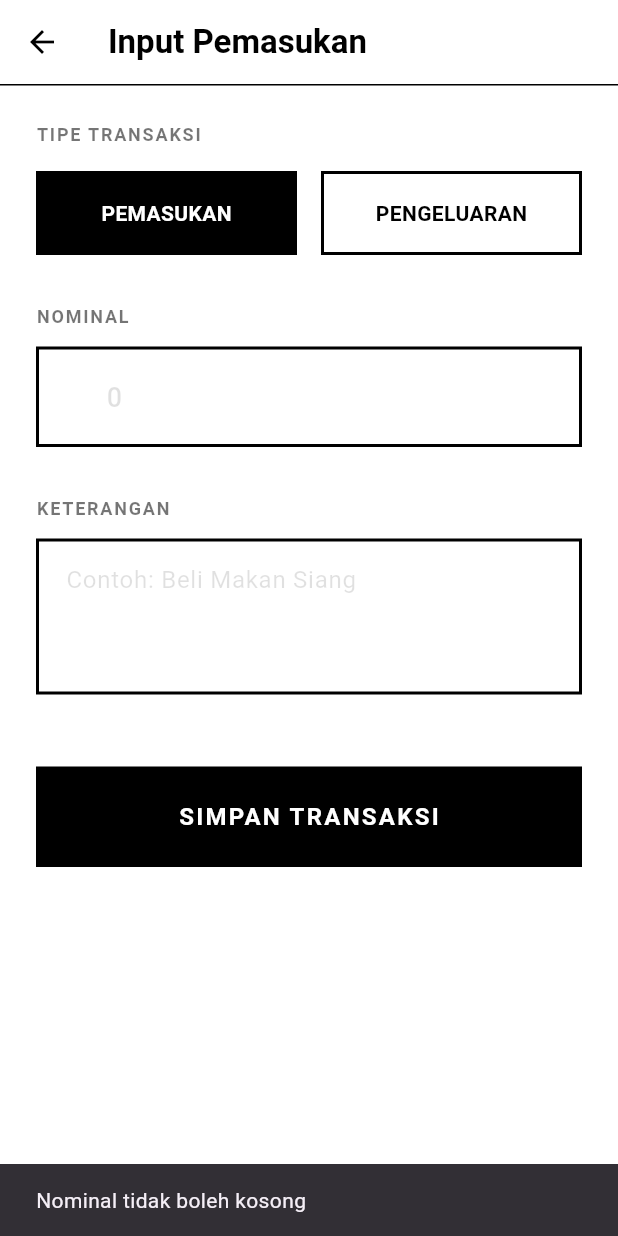
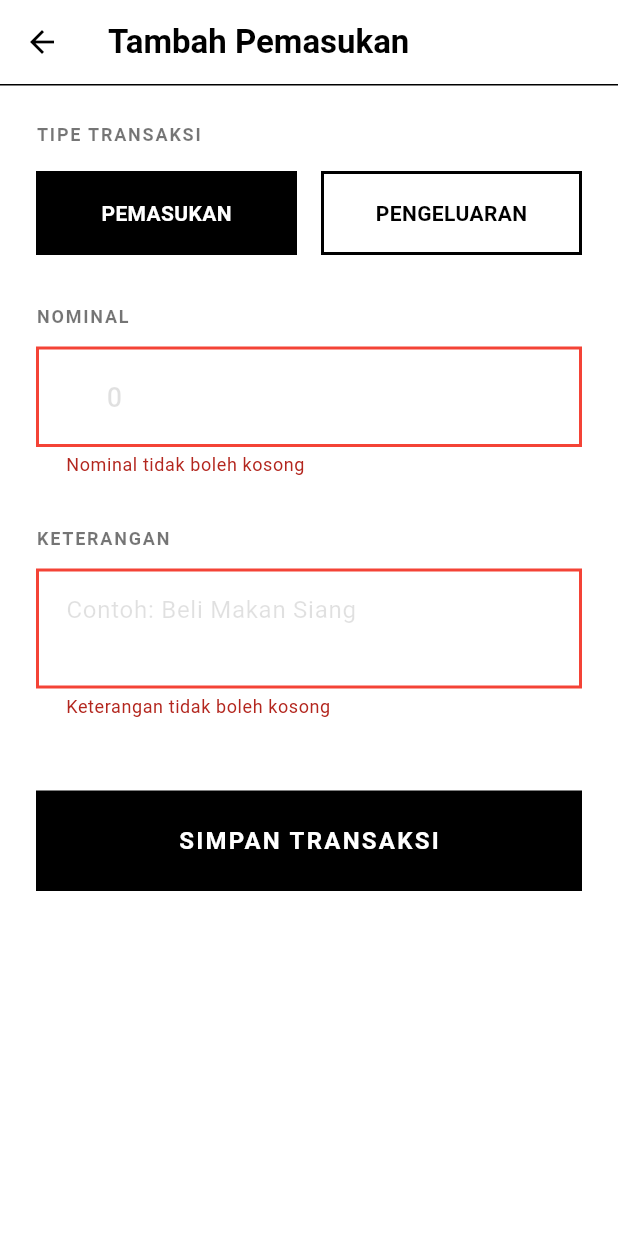
Before and after one commit to hifnikhalid18-lang/Smartkas, a Flutter app: the InputScreen screen opened directly, after a tap on "SIMPAN TRANSAKSI", on a phone screen of 412 x 824 dp. Run offline on Flutter 3.47's test engine with Material 3 defaults, Android fonts, the phone set to English and light mode, and no system bars; our stand-ins replace shared_preferences; accounts and stored records are empty.

Commit message:
feat: add strong validation for transaction input form

```diff
--- a/lib/screens/input_screen.dart
+++ b/lib/screens/input_screen.dart
@@ -1,4 +1,5 @@
 import 'package:flutter/material.dart';
+import 'package:flutter/services.dart';
 import 'package:intl/intl.dart';
 import '../models/transaction.dart';
 import '../providers/transaction_provider.dart';
@@ -22,6 +23,9 @@ class _InputScreenState extends State<InputScreen> {
   late TextEditingController _keteranganController;
   late TransactionType _selectedType;
 
+  String? _nominalError;
+  String? _keteranganError;
+
   @override
   void initState() {
     super.initState();
@@ -44,38 +48,54 @@ class _InputScreenState extends State<InputScreen> {
     super.dispose();
   }
 
-  void _simpan() {
+  bool _validate() {
+    bool isValid = true;
     final String nominalText = _nominalController.text.trim();
     final String keterangan = _keteranganController.text.trim();
 
-    if (nominalText.isEmpty) {
-      ScaffoldMessenger.of(context).showSnackBar(
-        const SnackBar(content: Text('Nominal tidak boleh kosong')),
-      );
-      return;
-    }
+    setState(() {
+      // Validasi Nominal
+      if (nominalText.isEmpty) {
+        _nominalError = 'Nominal tidak boleh kosong';
+        isValid = false;
+      } else {
+        final double? nominal = double.tryParse(nominalText.replaceAll('.', ''));
+        if (nominal == null) {
+          _nominalError = 'Harus berupa angka';
+          isValid = false;
+        } else if (nominal <= 0) {
+          _nominalError = 'Nominal harus lebih besar dari 0';
+          isValid = false;
+        } else if (nominalText.length > 9) {
+          _nominalError = 'Maksimal 9 digit (999.999.999)';
+          isValid = false;
+        } else {
+          _nominalError = null;
+        }
+      }
 
-    // Membersihkan input dari titik (pemisah ribuan) agar bisa diparsing
-    final String cleanNominal = nominalText.replaceAll('.', '');
-    final double? nominal = double.tryParse(cleanNominal);
+      // Validasi Keterangan
+      if (keterangan.isEmpty) {
+        _keteranganError = 'Keterangan tidak boleh kosong';
+        isValid = false;
+      } else {
+        _keteranganError = null;
+      }
+    });
 
-    if (nominal == null || nominal <= 0) {
-      ScaffoldMessenger.of(context).showSnackBar(
-        const SnackBar(
-          content: Text('Nominal harus angka dan lebih besar dari 0'),
-          backgroundColor: Colors.black,
-        ),
-      );
-      return;
-    }
+    return isValid;
+  }
 
-    final String finalKeterangan = keterangan.isEmpty ? 'Tanpa keterangan' : keterangan;
+  void _simpan() {
+    if (!_validate()) return;
+
+    final double nominal = double.parse(_nominalController.text.trim().replaceAll('.', ''));
+    final String keterangan = _keteranganController.text.trim();
 
     if (widget.transactionToEdit != null) {
-      // Logic Update
       final updatedTransaction = TransactionModel(
         id: widget.transactionToEdit!.id,
-        title: finalKeterangan,
+        title: keterangan,
         amount: nominal,
         date: widget.transactionToEdit!.date,
         type: _selectedType,
@@ -89,10 +109,9 @@ class _InputScreenState extends State<InputScreen> {
         ),
       );
     } else {
-      // Logic Tambah Baru
       final transaction = TransactionModel(
         id: DateTime.now().millisecondsSinceEpoch.toString(),
-        title: finalKeterangan,
+        title: keterangan,
         amount: nominal,
         date: DateTime.now(),
         type: _selectedType,
@@ -121,7 +140,7 @@ class _InputScreenState extends State<InputScreen> {
         elevation: 0,
         iconTheme: const IconThemeData(color: Colors.black),
         title: Text(
-          isEditing ? 'Edit ${widget.type}' : 'Input ${widget.type}',
+          isEditing ? 'Edit Transaksi' : 'Tambah ${widget.type}',
           style: const TextStyle(
             color: Colors.black,
             fontWeight: FontWeight.bold,
@@ -135,12 +154,13 @@ class _InputScreenState extends State<InputScreen> {
           ),
         ),
       ),
-      body: Padding(
-        padding: const EdgeInsets.all(24.0),
-        child: SingleChildScrollView(
+      body: SingleChildScrollView(
+        child: Padding(
+          padding: const EdgeInsets.all(24.0),
           child: Column(
             crossAxisAlignment: CrossAxisAlignment.stretch,
             children: [
+              // 3. Transaction Type Selector
               const Text(
                 'TIPE TRANSAKSI',
                 style: TextStyle(
@@ -153,54 +173,14 @@ class _InputScreenState extends State<InputScreen> {
               const SizedBox(height: 16),
               Row(
                 children: [
-                  Expanded(
-                    child: InkWell(
-                      onTap: () => setState(() => _selectedType = TransactionType.pemasukan),
-                      child: Container(
-                        padding: const EdgeInsets.symmetric(vertical: 16),
-                        decoration: BoxDecoration(
-                          color: _selectedType == TransactionType.pemasukan ? Colors.black : Colors.white,
-                          border: Border.all(color: Colors.black, width: 2),
-                        ),
-                        child: Center(
-                          child: Text(
-                            'PEMASUKAN',
-                            style: TextStyle(
-                              color: _selectedType == TransactionType.pemasukan ? Colors.white : Colors.black,
-                              fontSize: 14,
-                              fontWeight: FontWeight.bold,
-                            ),
-                          ),
-                        ),
-                      ),
-                    ),
-                  ),
+                  _buildTypeOption(TransactionType.pemasukan, 'PEMASUKAN'),
                   const SizedBox(width: 16),
-                  Expanded(
-                    child: InkWell(
-                      onTap: () => setState(() => _selectedType = TransactionType.pengeluaran),
-                      child: Container(
-                        padding: const EdgeInsets.symmetric(vertical: 16),
-                        decoration: BoxDecoration(
-                          color: _selectedType == TransactionType.pengeluaran ? Colors.black : Colors.white,
-                          border: Border.all(color: Colors.black, width: 2),
-                        ),
-                        child: Center(
-                          child: Text(
-                            'PENGELUARAN',
-                            style: TextStyle(
-                              color: _selectedType == TransactionType.pengeluaran ? Colors.white : Colors.black,
-                              fontSize: 14,
-                              fontWeight: FontWeight.bold,
-                            ),
-                          ),
-                        ),
-                      ),
-                    ),
-                  ),
+                  _buildTypeOption(TransactionType.pengeluaran, 'PENGELUARAN'),
                 ],
               ),
               const SizedBox(height: 32),
+
+              // 1. Input Nominal Field
               const Text(
                 'NOMINAL',
                 style: TextStyle(
@@ -214,24 +194,39 @@ class _InputScreenState extends State<InputScreen> {
               TextField(
                 controller: _nominalController,
                 keyboardType: TextInputType.number,
+                inputFormatters: [
+                  FilteringTextInputFormatter.digitsOnly,
+                  LengthLimitingTextInputFormatter(9),
+                ],
                 style: const TextStyle(color: Colors.black, fontSize: 18, fontWeight: FontWeight.w500),
-                decoration: const InputDecoration(
+                decoration: InputDecoration(
                   prefixText: 'Rp ',
-                  prefixStyle: TextStyle(color: Colors.black, fontSize: 18, fontWeight: FontWeight.bold),
+                  prefixStyle: const TextStyle(color: Colors.black, fontSize: 18, fontWeight: FontWeight.bold),
                   hintText: '0',
-                  hintStyle: TextStyle(color: Colors.black12),
-                  contentPadding: EdgeInsets.symmetric(horizontal: 16, vertical: 20),
-                  enabledBorder: OutlineInputBorder(
+                  hintStyle: const TextStyle(color: Colors.black12),
+                  errorText: _nominalError,
+                  contentPadding: const EdgeInsets.symmetric(horizontal: 16, vertical: 20),
+                  enabledBorder: const OutlineInputBorder(
                     borderSide: BorderSide(color: Colors.black, width: 2),
                     borderRadius: BorderRadius.zero,
                   ),
-                  focusedBorder: OutlineInputBorder(
+                  focusedBorder: const OutlineInputBorder(
                     borderSide: BorderSide(color: Colors.black, width: 2.5),
+                    borderRadius: BorderRadius.zero,
+                  ),
+                  errorBorder: const OutlineInputBorder(
+                    borderSide: BorderSide(color: Colors.red, width: 2),
+                    borderRadius: BorderRadius.zero,
+                  ),
+                  focusedErrorBorder: const OutlineInputBorder(
+                    borderSide: BorderSide(color: Colors.red, width: 2.5),
                     borderRadius: BorderRadius.zero,
                   ),
                 ),
               ),
               const SizedBox(height: 32),
+
+              // 2. Input Keterangan Field
               const Text(
                 'KETERANGAN',
                 style: TextStyle(
@@ -244,23 +239,34 @@ class _InputScreenState extends State<InputScreen> {
               const SizedBox(height: 12),
               TextField(
                 controller: _keteranganController,
-                maxLines: 3,
+                maxLines: 2,
                 style: const TextStyle(color: Colors.black, fontSize: 16),
-                decoration: const InputDecoration(
+                decoration: InputDecoration(
                   hintText: 'Contoh: Beli Makan Siang',
-                  hintStyle: TextStyle(color: Colors.black12),
-                  contentPadding: EdgeInsets.all(16),
-                  enabledBorder: OutlineInputBorder(
+                  hintStyle: const TextStyle(color: Colors.black12),
+                  errorText: _keteranganError,
+                  contentPadding: const EdgeInsets.all(16),
+                  enabledBorder: const OutlineInputBorder(
                     borderSide: BorderSide(color: Colors.black, width: 2),
                     borderRadius: BorderRadius.zero,
                   ),
-                  focusedBorder: OutlineInputBorder(
+                  focusedBorder: const OutlineInputBorder(
                     borderSide: BorderSide(color: Colors.black, width: 2.5),
+                    borderRadius: BorderRadius.zero,
+                  ),
+                  errorBorder: const OutlineInputBorder(
+                    borderSide: BorderSide(color: Colors.red, width: 2),
+                    borderRadius: BorderRadius.zero,
+                  ),
+                  focusedErrorBorder: const OutlineInputBorder(
+                    borderSide: BorderSide(color: Colors.red, width: 2.5),
                     borderRadius: BorderRadius.zero,
                   ),
                 ),
               ),
               const SizedBox(height: 48),
+
+              // Submit Button
               InkWell(
                 onTap: _simpan,
                 child: Container(
@@ -288,4 +294,30 @@ class _InputScreenState extends State<InputScreen> {
       ),
     );
   }
+
+  Widget _buildTypeOption(TransactionType type, String label) {
+    final isSelected = _selectedType == type;
+    return Expanded(
+      child: InkWell(
+        onTap: () => setState(() => _selectedType = type),
+        child: Container(
+          padding: const EdgeInsets.symmetric(vertical: 16),
+          decoration: BoxDecoration(
+            color: isSelected ? Colors.black : Colors.white,
+            border: Border.all(color: Colors.black, width: 2),
+          ),
+          child: Center(
+            child: Text(
+              label,
+              style: TextStyle(
+                color: isSelected ? Colors.white : Colors.black,
+                fontSize: 14,
+                fontWeight: FontWeight.bold,
+              ),
+            ),
+          ),
+        ),
+      ),
+    );
+  }
 }
```
